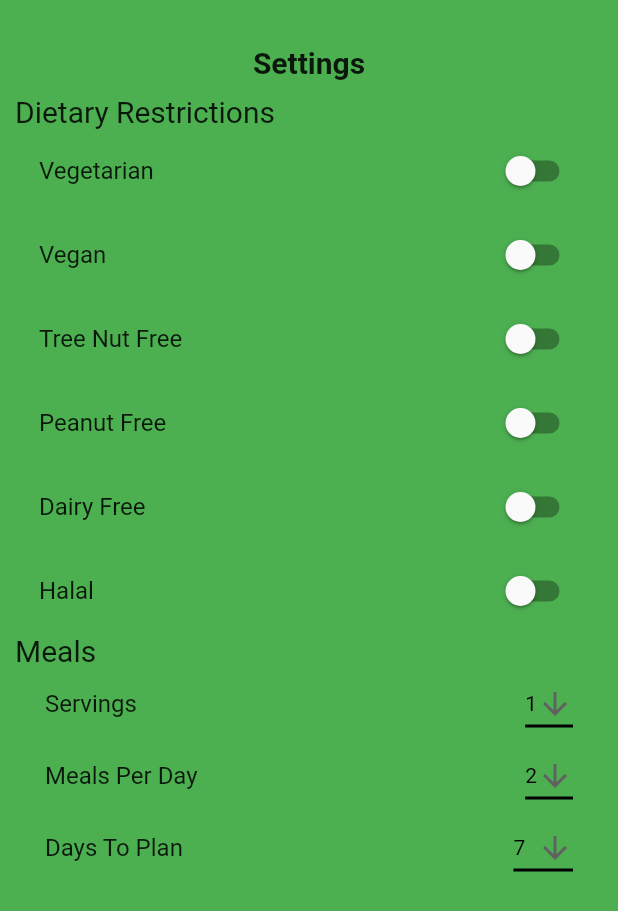
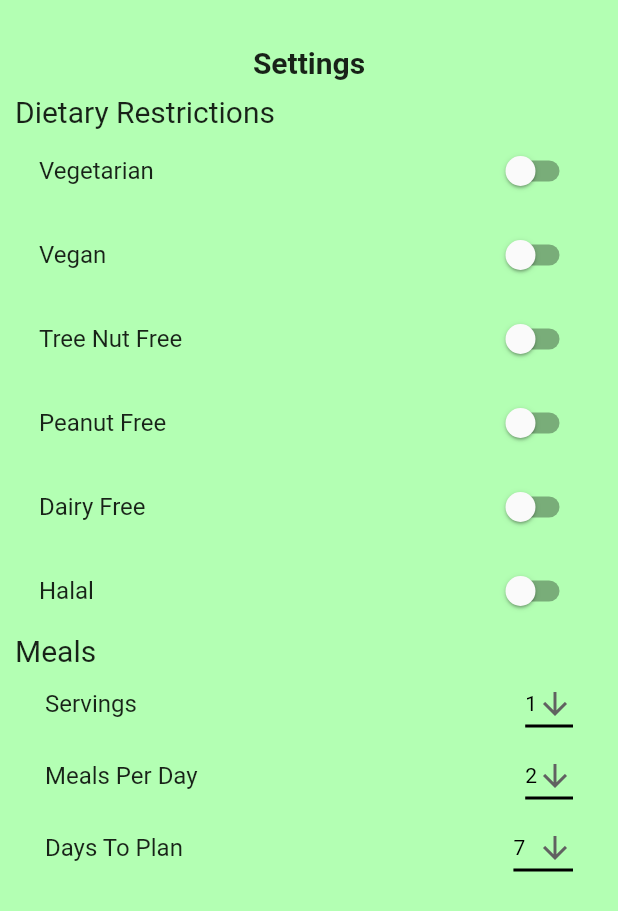
Before and after one commit to christopherlam888/recipe-ready-frontend, a Flutter app: the Settings screen opened by its route, on a phone screen of 412 x 824 dp. Shown: the top 911 px of the screen. Run offline on Flutter 3.47's test engine with Material 2 defaults, Android fonts, the light colour scheme and no system bars; our stand-ins replace flutter_slidable, grouped_list.

Commit message:
added scroll for settings and changed colours

```diff
--- a/lib/groceries.dart
+++ b/lib/groceries.dart
@@ -12,7 +12,7 @@ class _GroceriesState extends State<Groceries> {
   @override
   Widget build(BuildContext context) {
     return Scaffold(
-      backgroundColor: Colors.green,
+      backgroundColor: Color(0xffe6ffe6),
       body: Padding(
         padding: const EdgeInsets.fromLTRB(10.0, 30.0, 10.0, 75.0),
         child: Container(
--- a/lib/plan.dart
+++ b/lib/plan.dart
@@ -28,7 +28,7 @@ class _PlanState extends State<Plan> {
   @override
   Widget build(BuildContext context) {
     return Scaffold(
-      backgroundColor: Colors.green,
+      backgroundColor: Color(0xffe6ffe6),
       body: Padding(
         padding: const EdgeInsets.fromLTRB(10.0, 25.0, 10.0, 75.0),
         child: GroupedListView<dynamic, String>(
--- a/lib/recipe.dart
+++ b/lib/recipe.dart
@@ -9,13 +9,13 @@ class _RecipeState extends State<Recipe> {
   @override
   Widget build(BuildContext context) {
     return Scaffold(
-      backgroundColor: Colors.green,
+      backgroundColor: Color(0xffe6ffe6),
       body: Padding(
-        padding: const EdgeInsets.all(30.0),
+        padding: const EdgeInsets.symmetric(vertical: 30.0, horizontal: 20.0),
         child: Container(
           decoration: BoxDecoration(
               color: Colors.white,
-              borderRadius: BorderRadius.all(Radius.circular(20))
+              borderRadius: BorderRadius.all(Radius.circular(20)),
           ),
           child: Padding(
             padding: const EdgeInsets.all(15.0),
--- a/lib/settings.dart
+++ b/lib/settings.dart
@@ -24,8 +24,9 @@ class _SettingsState extends State<Settings> {
   @override
   Widget build(BuildContext context) {
     return Scaffold(
-      backgroundColor: Colors.green,
-      body: Padding(
+      backgroundColor: Color(0xffb3ffb3),
+      body: SingleChildScrollView(
+        child: Padding(
           padding: const EdgeInsets.fromLTRB(10.0, 30.0, 10.0, 75.0),
           child: Container(
             child: Column(
@@ -217,6 +218,7 @@ class _SettingsState extends State<Settings> {
             ),
           ),
         ),
+      ),
     );
   }
 }
--- a/lib/today.dart
+++ b/lib/today.dart
@@ -9,7 +9,7 @@ class _TodayState extends State<Today> {
   @override
   Widget build(BuildContext context) {
     return Scaffold(
-      backgroundColor: Colors.green,
+      backgroundColor: Color(0xffe6ffe6),
       body: Padding(
         padding: const EdgeInsets.fromLTRB(10.0, 30.0, 10.0, 75.0),
         child: Container(
```
Lines whose indentation alone changed are shown as unchanged.
